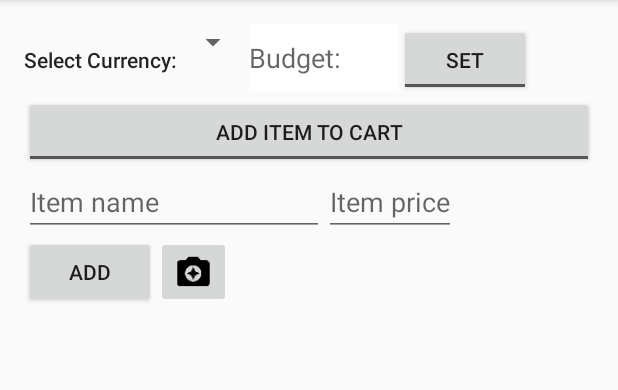
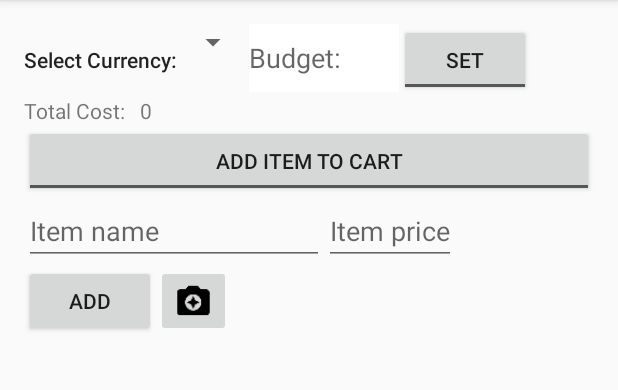
Before and after one commit to chenshuiluke/budget-master, an Android app: the screen it shows after launch (MainActivity), on a phone screen of 412 x 824 dp, the part 84-474 px from its top. Run offline under Robolectric (Android 15) with nearby library versions, the phone set to English and light mode, and no system bars; libraries missing offline, so code that uses them is left out: com.activeandroid, com.activeandroid.query, com.github.aakira.expandablelayout, com.gun0912.tedpermission, com.ritaja.xchangerate and 1 more; plain views replace ExpandableRelativeLayout; 6 statements that could not run were skipped.

Commit message:
All money is now formatted.

```diff
--- a/app/src/main/java/com/lukechenshui/budgetmaster/MainActivity.java
+++ b/app/src/main/java/com/lukechenshui/budgetmaster/MainActivity.java
@@ -30,6 +30,7 @@ import com.lukechenshui.budgetmaster.utilities.ImageUtility;
 import com.ritaja.xchangerate.util.Currency;
 
 import java.math.BigDecimal;
+import java.text.DecimalFormat;
 import java.util.ArrayList;
 
 import gun0912.tedbottompicker.TedBottomPicker;
@@ -49,7 +50,8 @@ public class MainActivity extends AppCompatActivity {
     private Uri pictureUri;
     private ToggleButton toggleBudgetSet;
     private BigDecimal budgetNum;
-
+    private TextView currentCost;
+    private DecimalFormat df = new DecimalFormat("#,###.00");
     //private ScrollView scrollView;
     @Override
     protected void onCreate(Bundle savedInstanceState) {
@@ -67,6 +69,7 @@ public class MainActivity extends AppCompatActivity {
         toggleBudgetSet = (ToggleButton) findViewById(R.id.toggleButton);
         layoutManager = new LinearLayoutManager(this);
         itemRecyclerView.setLayoutManager(layoutManager);
+        currentCost = (TextView) findViewById(R.id.currentCostText);
         //scrollView = (ScrollView) findViewById(R.id.scrollView);
         getBudgetFromSettings();
         setSpinnerSelectionItems(getSelectedCurrency());
@@ -99,7 +102,8 @@ public class MainActivity extends AppCompatActivity {
             Log.i("Budget", "Changed budget to " + budget);
             editor.commit();
             budgetText.setFocusable(false);
-            budgetNum = new BigDecimal(budget);
+            budgetNum = new BigDecimal(df.format(new BigDecimal(budget)));
+            budgetText.setText(budgetNum.toString());
             compareTotalCostToBudget();
         } else {
             makeToast("Please enter a budget and try again.");
@@ -128,7 +132,8 @@ public class MainActivity extends AppCompatActivity {
         ArrayList<Item> items = CurrencyUtility.getExistingItems();
         BigDecimal totalCost = new BigDecimal(0);
         for (Item item : items) {
-            totalCost = totalCost.add(item.getPrice());
+            BigDecimal price = item.getPrice();
+            totalCost = totalCost.add(price);
         }
         if (budgetNum != null && totalCost.compareTo(budgetNum) > 0) {
             makeToast("The total cost exceeds your budget!");
@@ -136,6 +141,7 @@ public class MainActivity extends AppCompatActivity {
         } else {
             budgetText.setBackgroundColor(Color.WHITE);
         }
+        currentCost.setText("   " + totalCost.toString());
     }
 
     private void populateItemRecyclerView() {
--- a/app/src/main/java/com/lukechenshui/budgetmaster/shopping/Item.java
+++ b/app/src/main/java/com/lukechenshui/budgetmaster/shopping/Item.java
@@ -6,12 +6,14 @@ import com.activeandroid.annotation.Table;
 import com.ritaja.xchangerate.util.Currency;
 
 import java.math.BigDecimal;
+import java.text.DecimalFormat;
 
 /**
  * Created by luke on 10/16/16.
  */
 @Table(name = "Items")
 public class Item extends Model {
+    DecimalFormat df = new DecimalFormat("#,###.00");
     @Column(name = "Currency")
     private Currency currency;
     @Column(name = "Price")
@@ -28,7 +30,7 @@ public class Item extends Model {
     public Item(Currency currency, BigDecimal price, String name, byte[] picture) {
         super();
         this.currency = currency;
-        this.price = price;
+        this.price = new BigDecimal(df.format(price));
         this.name = name;
         this.picture = picture;
     }
@@ -46,7 +48,7 @@ public class Item extends Model {
     }
 
     public void setPrice(BigDecimal price) {
-        this.price = price;
+        new BigDecimal(df.format(price));
     }
 
     public String getName() {
--- a/app/src/main/res/layout/activity_main.xml
+++ b/app/src/main/res/layout/activity_main.xml
@@ -45,14 +45,32 @@
             android:layout_height="wrap_content"
             android:textOff="@string/set_text"
             android:textOn="@string/unset_text" />
+
     </LinearLayout>
+
+    <TextView
+        android:id="@+id/textView3"
+        android:layout_width="wrap_content"
+        android:layout_height="wrap_content"
+        android:layout_below="@id/currencySelectionRow"
+        android:layout_weight="1"
+        android:text="@string/total_cost_text" />
+
+    <TextView
+        android:id="@+id/currentCostText"
+        android:layout_width="wrap_content"
+        android:layout_height="wrap_content"
+        android:layout_below="@id/currencySelectionRow"
+        android:layout_toRightOf="@id/textView3"
+        android:layout_weight="1"
+        android:text="" />
 
 
     <ToggleButton
         android:id="@+id/toggleAddItem"
         android:layout_width="match_parent"
         android:layout_height="wrap_content"
-            android:layout_below="@id/currencySelectionRow"
+        android:layout_below="@id/textView3"
         android:checked="false"
         android:textOff="@string/add_item_to_cart_text"
         android:textOn="@string/cancel_text" />
@@ -88,6 +106,7 @@
             android:layout_below="@id/itemName"
             android:onClick="saveItem"
             android:text="@string/add" />
+
         <ImageButton
             android:id="@+id/itemImageButton"
             android:layout_width="50dp"
--- a/app/src/main/res/values/strings.xml
+++ b/app/src/main/res/values/strings.xml
@@ -10,4 +10,5 @@
     <string name="budget_text">Budget:</string>
     <string name="set_text">Set  </string>
     <string name="unset_text">Unset</string>
+    <string name="total_cost_text">Total Cost:  </string>
 </resources>
```
Also changed, not shown: 1 other file. Lines whose indentation alone changed are shown as unchanged.
